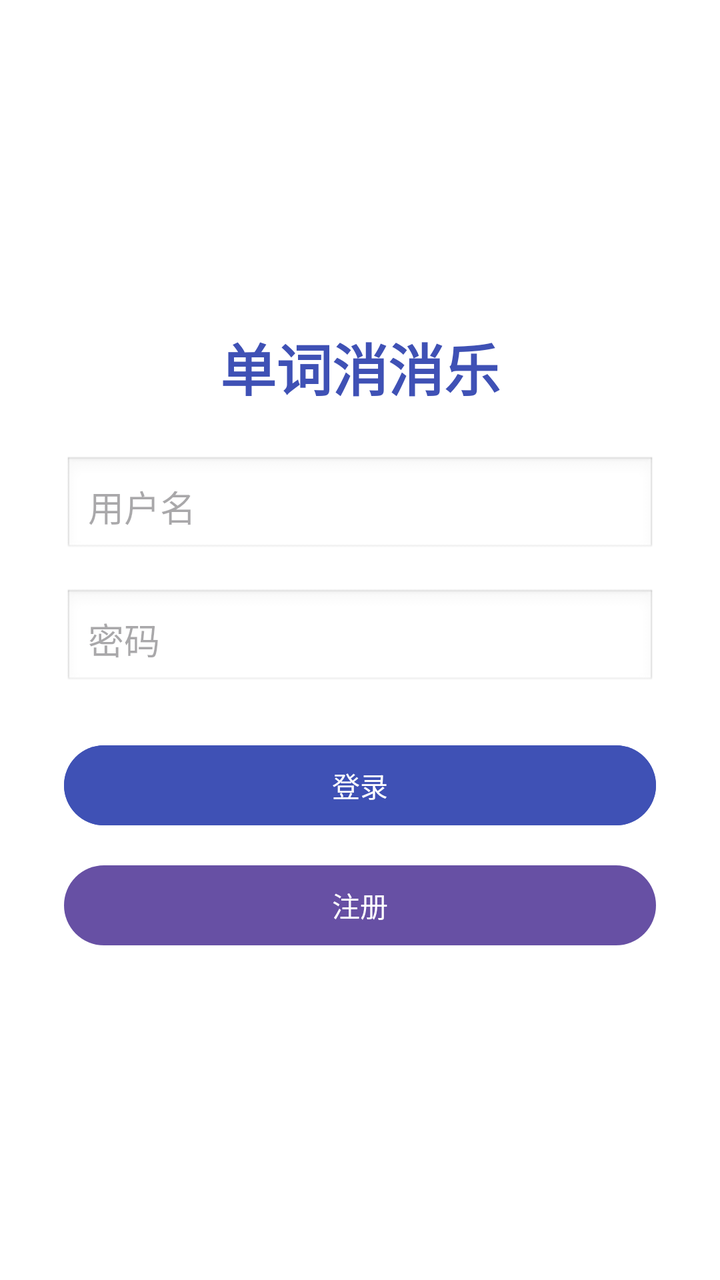
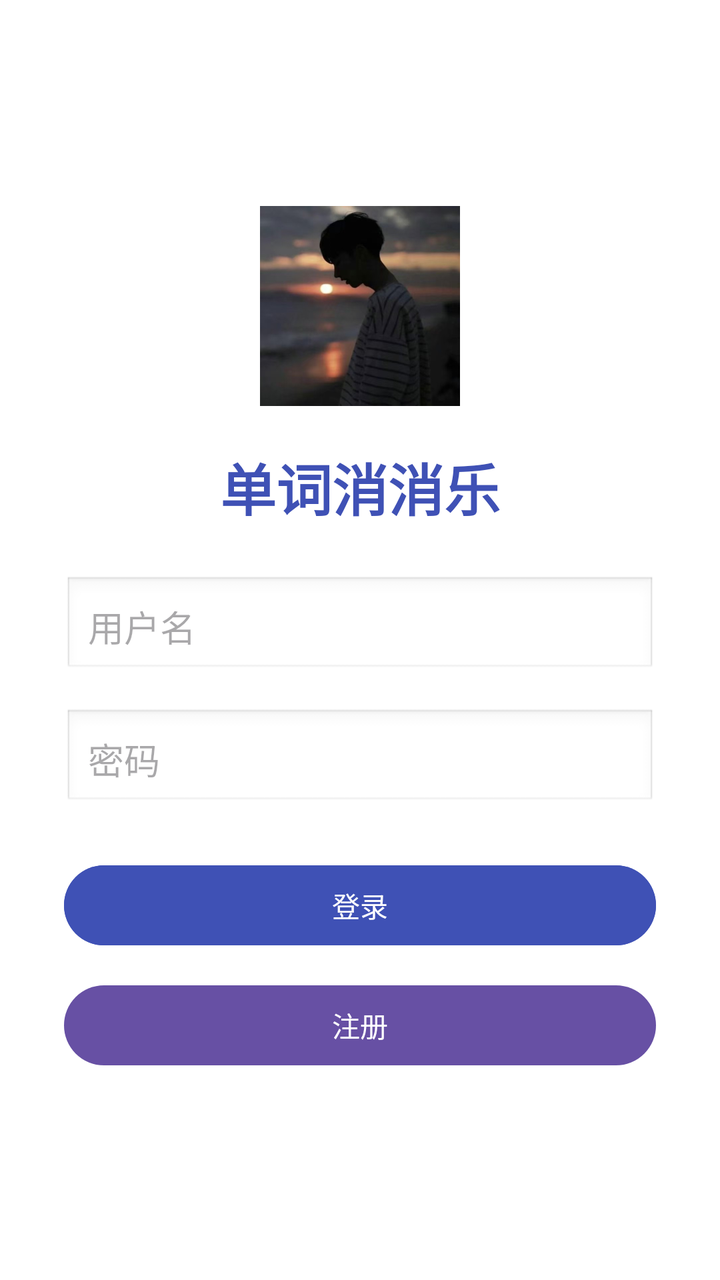

An Android layout rendered at two revisions. The XML below is the earlier revision; the diff shows what the commit changed to produce the second picture.
<!-- AndroidManifest.xml: application theme Theme.WordCrush -->
<!-- res/layout/activity_login.xml -->
<?xml version="1.0" encoding="utf-8"?>
<LinearLayout
    xmlns:android="http://schemas.android.com/apk/res/android"
    android:orientation="vertical"
    android:padding="32dp"
    android:layout_width="match_parent"
    android:layout_height="match_parent"
    android:gravity="center"
    android:background="@android:color/white">

    <TextView
        android:id="@+id/appTitle"
        android:text="单词消消乐"
        android:textSize="28sp"
        android:textStyle="bold"
        android:textColor="#3F51B5"
        android:layout_marginBottom="24dp"
        android:layout_width="wrap_content"
        android:layout_height="wrap_content" />

    <EditText
        android:id="@+id/usernameEditText"
        android:hint="用户名"
        android:inputType="text"
        android:layout_width="match_parent"
        android:layout_height="wrap_content"
        android:padding="12dp"
        android:background="@android:drawable/edit_text" />

    <EditText
        android:id="@+id/passwordEditText"
        android:hint="密码"
        android:inputType="textPassword"
        android:layout_width="match_parent"
        android:layout_height="wrap_content"
        android:layout_marginTop="16dp"
        android:padding="12dp"
        android:background="@android:drawable/edit_text" />

    <TextView
        android:id="@+id/errorTextView"
        android:layout_width="match_parent"
        android:layout_height="wrap_content"
        android:textColor="#FF0000"
        android:text=""
        android:visibility="gone"
        android:textAlignment="center"
        android:layout_marginTop="4dp" />

    <Button
        android:id="@+id/loginButton"
        android:text="登录"
        android:layout_marginTop="24dp"
        android:backgroundTint="#3F51B5"
        android:textColor="@android:color/white"
        android:layout_width="match_parent"
        android:layout_height="wrap_content" />

    <Button
        android:id="@+id/registerButton"
        android:text="注册"
        android:layout_marginTop="12dp"
        android:layout_width="match_parent"
        android:layout_height="wrap_content" />
</LinearLayout>
<!-- resources referenced by this layout -->
<resources>
  <style name="Theme.WordCrush" parent="Base.Theme.WordCrush" />
  <style name="Base.Theme.WordCrush" parent="Theme.Material3.DayNight.NoActionBar">
          
          
      </style>
</resources>

<!-- the commit's change to res/layout/activity_login.xml (unified diff, before → after) -->
@@ -8,12 +8,18 @@
     android:gravity="center"
     android:background="@android:color/white">
 
+    <ImageView
+        android:layout_width="match_parent"
+        android:layout_height="100dp"
+        android:src="@drawable/logo"/>
+
     <TextView
         android:id="@+id/appTitle"
         android:text="单词消消乐"
         android:textSize="28sp"
         android:textStyle="bold"
         android:textColor="#3F51B5"
+        android:layout_marginTop="20dp"
         android:layout_marginBottom="24dp"
         android:layout_width="wrap_content"
         android:layout_height="wrap_content" />
<!-- resource entries referenced after the edit -->
@@ -1,5 +1,6 @@
 <!-- resources referenced by this layout -->
 <resources>
+  <!-- drawable logo: jpg bitmap (drawable, 30745 bytes) -->
   <style name="Theme.WordCrush" parent="Base.Theme.WordCrush" />
   <style name="Base.Theme.WordCrush" parent="Theme.Material3.DayNight.NoActionBar">
           
